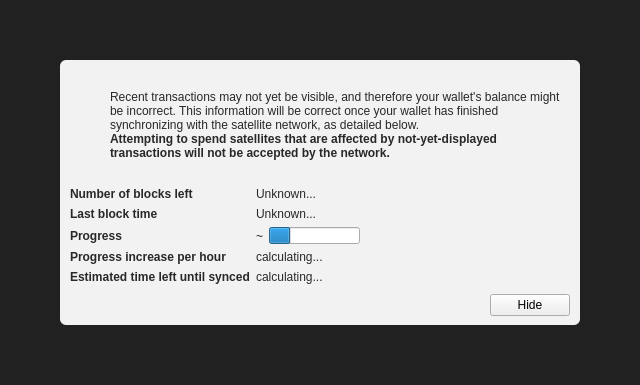
First picture: the form in src/qt/forms/modaloverlay.ui, repository minblock/satcoin, before the edit.
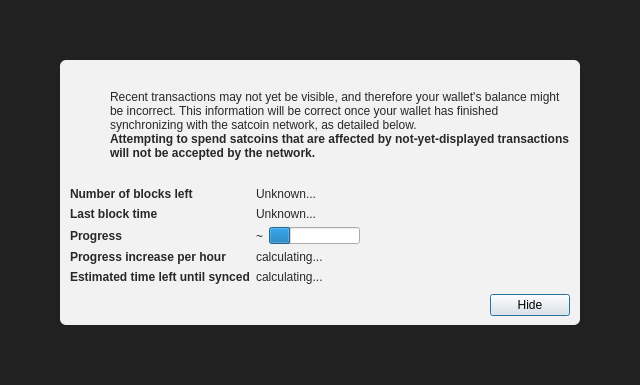
Second picture: the form after the edit. Icons and pictures are not drawn. Custom widgets are drawn as their Qt base class.

```diff
--- a/src/qt/forms/modaloverlay.ui
+++ b/src/qt/forms/modaloverlay.ui
@@ -130,7 +130,7 @@
              <item>
               <widget class="QLabel" name="infoText">
                <property name="text">
-                <string>Recent transactions may not yet be visible, and therefore your wallet's balance might be incorrect. This information will be correct once your wallet has finished synchronizing with the satellite network, as detailed below.</string>
+                <string>Recent transactions may not yet be visible, and therefore your wallet's balance might be incorrect. This information will be correct once your wallet has finished synchronizing with the satcoin network, as detailed below.</string>
                </property>
                <property name="textFormat">
                 <enum>Qt::RichText</enum>
@@ -149,7 +149,7 @@
                 </font>
                </property>
                <property name="text">
-                <string>Attempting to spend satellites that are affected by not-yet-displayed transactions will not be accepted by the network.</string>
+                <string>Attempting to spend satcoins that are affected by not-yet-displayed transactions will not be accepted by the network.</string>
                </property>
                <property name="textFormat">
                 <enum>Qt::RichText</enum>
@@ -351,6 +351,12 @@
              <property name="text">
               <string>Hide</string>
              </property>
+             <property name="focusPolicy">
+              <enum>Qt::StrongFocus</enum>
+             </property>
+             <property name="default">
+              <bool>true</bool>
+             </property>
             </widget>
            </item>
           </layout>
```
Left out of the diff: 2 changed lines with no effect on the pictures.
